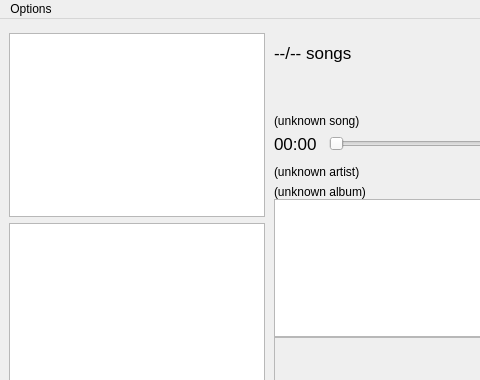
Before: the Qt Designer form nowplayingwindow.ui in gidzzz/openmediaplayer, drawn with Qt 5; both pictures show x 0 to 480 and y 0 to 380 of the 800 by 480 pixel window.
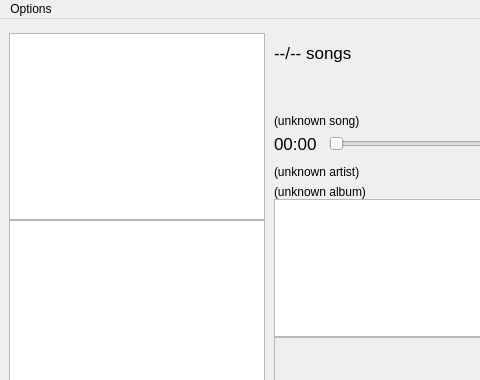
After: the same form once the commit is applied. Custom widgets are drawn as their Qt base class.

Commit message: Simplified the structure of RadioNowPlayingWindow's UI and tweaked the appearance a bit.

```diff
--- a/nowplayingwindow.ui
+++ b/nowplayingwindow.ui
@@ -40,9 +40,6 @@
        </property>
        <item>
         <layout class="QVBoxLayout" name="coverLayout">
-         <property name="spacing">
-          <number>6</number>
-         </property>
          <property name="topMargin">
           <number>5</number>
          </property>
```
Left out of the diff: 13 changed lines with no effect on the pictures. The commit also changes 3 other files.
